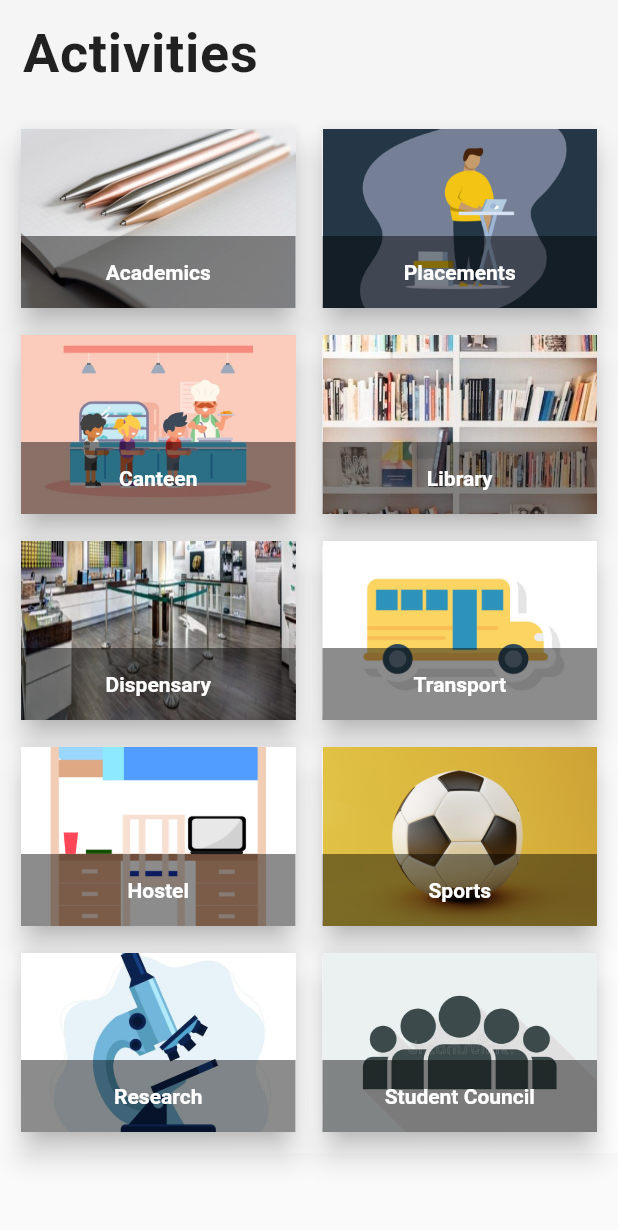
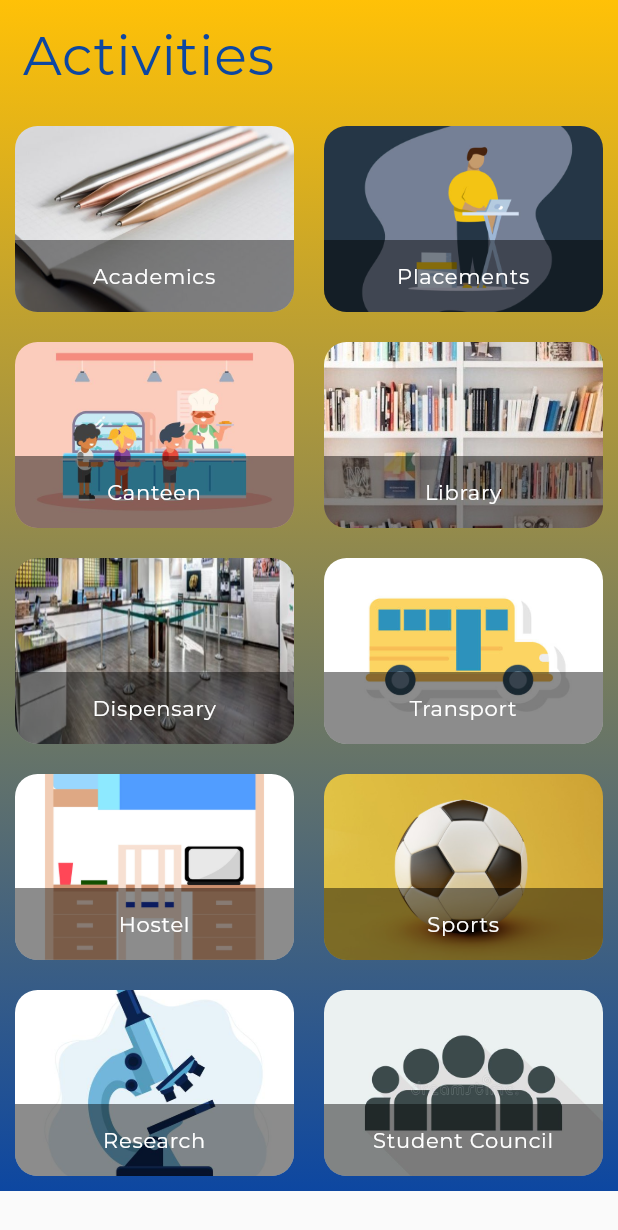
Before and after one commit to KISHOREMUTHU/SVCE-Digital, a Flutter app: the Activities screen opened directly, on a phone screen of 412 x 824 dp. Shown: the top 1230 px of the screen. Run offline on Flutter 3.47's test engine with Material 2 defaults, Android fonts, the phone set to English and light mode, and no system bars; our stand-ins replace bubble, carousel_pro, cloud_firestore, firebase_auth, firebase_core, font_awesome_flutter and 4 more; accounts and stored records are empty.

Commit message:
changed UI layout

```diff
--- a/lib/activities/activities_widget/activity_grid_builder.dart
+++ b/lib/activities/activities_widget/activity_grid_builder.dart
@@ -8,8 +8,8 @@ class ActivityGrid extends StatelessWidget {
     final activitiesList = ActivityProvider().activitiesList;
 
     return GridView.builder(
-      scrollDirection: Axis.vertical ,
-      shrinkWrap: true ,
+      scrollDirection: Axis.vertical,
+      shrinkWrap: true,
       padding: const EdgeInsets.all(10),
       itemCount: activitiesList.length,
       itemBuilder: (ctx, index) => ActivityTile(
@@ -18,11 +18,10 @@ class ActivityGrid extends StatelessWidget {
         materialRoute: activitiesList[index].materialRoute,
       ),
       gridDelegate: SliverGridDelegateWithFixedCrossAxisCount(
-        crossAxisCount: 2 ,
-        childAspectRatio: 3/2 ,
-        crossAxisSpacing: 10 ,
-        mainAxisSpacing: 10 ,
-
+        crossAxisCount: 2,
+        childAspectRatio: 3 / 2,
+        crossAxisSpacing: 20,
+        mainAxisSpacing: 20,
       ),
     );
   }
--- a/lib/activities/activities_widget/activity_tile.dart
+++ b/lib/activities/activities_widget/activity_tile.dart
@@ -1,4 +1,5 @@
 import 'package:flutter/material.dart';
+import 'package:google_fonts/google_fonts.dart';
 import 'package:webview_flutter/webview_flutter.dart';
 
 class ActivityTile extends StatelessWidget {
@@ -11,8 +12,8 @@ class ActivityTile extends StatelessWidget {
       @required this.materialRoute});
   @override
   Widget build(BuildContext context) {
-    return Card(
-      elevation: 8,
+    return ClipRRect(
+      borderRadius: BorderRadius.circular(15),
       child: GridTile(
           child: GestureDetector(
             onTap: () {
@@ -34,14 +35,17 @@ class ActivityTile extends StatelessWidget {
           ),
           footer: GridTileBar(
             backgroundColor: Colors.black45,
-            title: Text(text,
-                softWrap: true,
-                overflow: TextOverflow.fade,
-                textAlign: TextAlign.center,
-                style: TextStyle(
+            title: Text(
+              text,
+              textAlign: TextAlign.center,
+              style: GoogleFonts.montserrat(
+                textStyle: TextStyle(
+                  color: Colors.white,
+                  letterSpacing: .5,
                   fontSize: 14,
-                  fontWeight: FontWeight.bold,
-                )),
+                ),
+              ),
+            ),
           )),
     );
   }
--- a/lib/main.dart
+++ b/lib/main.dart
@@ -26,7 +26,7 @@ class MyApp extends StatelessWidget {
         primarySwatch: Colors.orange,
         accentColor: Colors.amber,
       ),
-      home: Activities(),
+      home: HomePage(),
     );
   }
 }
--- a/lib/navbar_pages/activities.dart
+++ b/lib/navbar_pages/activities.dart
@@ -16,10 +16,9 @@ class _ActivitiesState extends State<Activities> {
         body: Container(
           decoration: BoxDecoration(
               gradient: LinearGradient(
-                  begin: Alignment.topLeft,
-                  end: Alignment.bottomRight,
-                  stops: [0.3, 1],
-                  colors: [Colors.grey[100], Colors.white])),
+                  begin: Alignment.topCenter,
+                  end: Alignment.bottomCenter,
+                  colors: [Colors.amber[500], Colors.blue[900]])),
           child: SingleChildScrollView(
             child: Column(children: [
               Container(
@@ -28,12 +27,12 @@ class _ActivitiesState extends State<Activities> {
                 alignment: Alignment.topLeft,
                 child: Text(
                   'Activities',
-                  style: GoogleFonts.roboto(
+                  style: GoogleFonts.montserrat(
                     textStyle: TextStyle(
-                        color: Colors.black87,
+                        color: Colors.blue[900],
                         letterSpacing: .5,
                         fontSize: 36,
-                        fontWeight: FontWeight.bold),
+                        fontWeight: FontWeight.normal),
                   ),
                 ),
               ),
```
